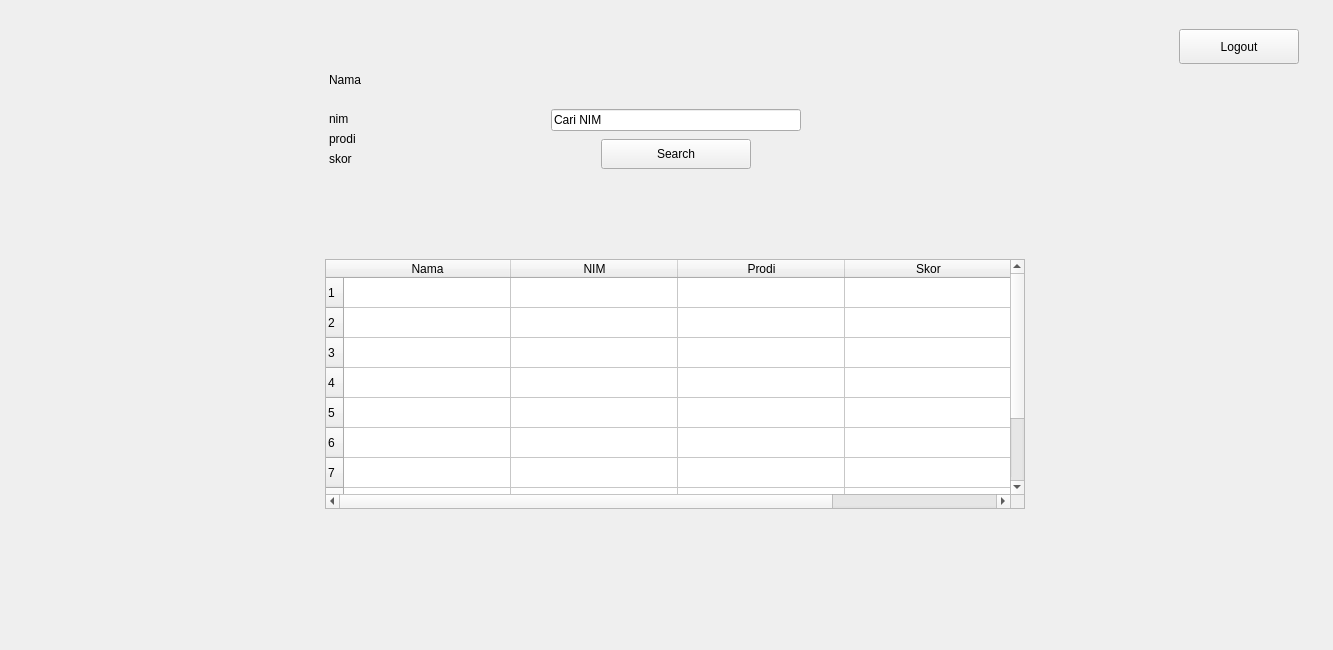
Old version of the form main.ui in the repository Najer-jril/app1.
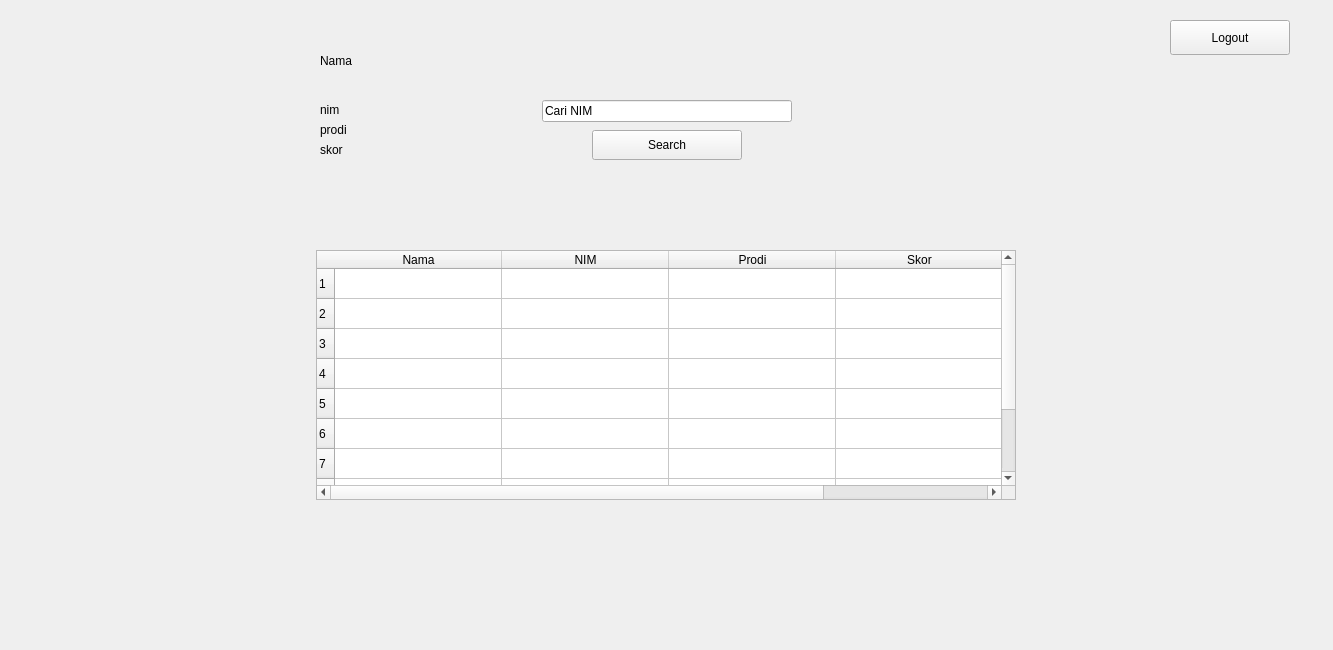
New version of the form. Custom widgets are drawn as their Qt base class.

Diff of the .ui file:
```diff
--- a/main.ui
+++ b/main.ui
@@ -25,10 +25,10 @@
   <widget class="QStackedWidget" name="stackedWidget">
    <property name="geometry">
     <rect>
-     <x>9</x>
-     <y>9</y>
-     <width>1315</width>
-     <height>632</height>
+     <x>0</x>
+     <y>0</y>
+     <width>1333</width>
+     <height>650</height>
     </rect>
    </property>
    <property name="sizePolicy">
@@ -712,9 +712,9 @@
      <property name="geometry">
       <rect>
        <x>320</x>
-       <y>55</y>
+       <y>30</y>
        <width>641</width>
-       <height>31</height>
+       <height>61</height>
       </rect>
      </property>
      <property name="text">
```
Left out of the diff: 4 changed lines with no effect on the pictures.
